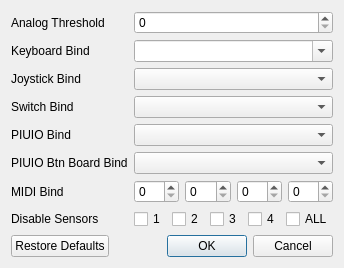
First picture: the form in configure-tool/src/main/resources/base/ui/sensor.ui, repository sugoku/stepIO, before the edit.
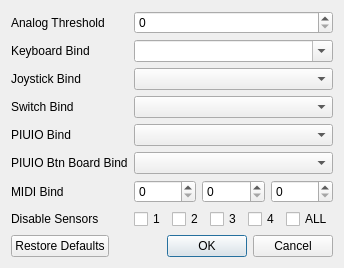
Second picture: the form after the edit.

Commit message: Implement UI for inputs + additional UI work

Patch:
```diff
--- a/configure-tool/src/main/resources/base/ui/sensor.ui
+++ b/configure-tool/src/main/resources/base/ui/sensor.ui
@@ -80,16 +80,34 @@
      <item row="6" column="1">
       <layout class="QHBoxLayout" name="horizontalLayout">
        <item>
-        <widget class="QSpinBox" name="spinBox_midi0"/>
+        <widget class="QSpinBox" name="spinBox_midi0">
+         <property name="maximum">
+          <number>255</number>
+         </property>
+         <property name="displayIntegerBase">
+          <number>16</number>
+         </property>
+        </widget>
        </item>
        <item>
-        <widget class="QSpinBox" name="spinBox_midi1"/>
+        <widget class="QSpinBox" name="spinBox_midi1">
+         <property name="maximum">
+          <number>255</number>
+         </property>
+         <property name="displayIntegerBase">
+          <number>16</number>
+         </property>
+        </widget>
        </item>
        <item>
-        <widget class="QSpinBox" name="spinBox_midi2"/>
-       </item>
-       <item>
-        <widget class="QSpinBox" name="spinBox_midi3"/>
+        <widget class="QSpinBox" name="spinBox_midi2">
+         <property name="maximum">
+          <number>255</number>
+         </property>
+         <property name="displayIntegerBase">
+          <number>16</number>
+         </property>
+        </widget>
        </item>
       </layout>
      </item>
```
Left out of the diff: 6 changed lines with no effect on the pictures. The commit also changes 6 other files.
